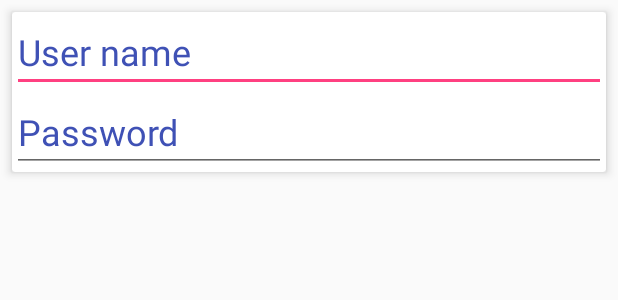
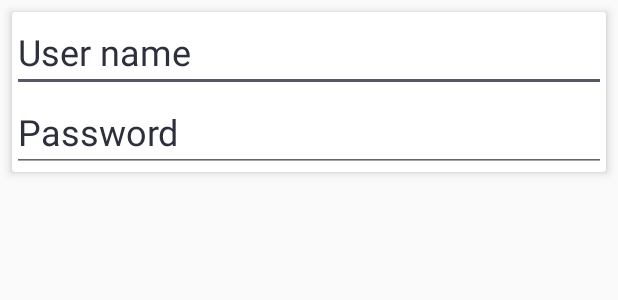
Before and after one commit to Woochul-Hyun/Firebase-EducationalGameApp, an Android app: the layout sign_up_layout.xml on its own in the app's theme, with its tools: preview values and no code run, on a phone screen of 412 x 824 dp. Shown: the top 300 px of the screen. Run offline under Robolectric (Android 15) with nearby library versions, the phone set to English and light mode, and no system bars; plain views replace MaterialEditText.

Commit message:
Change details of layout for sign up

```diff
--- a/app/src/main/res/values/colors.xml
+++ b/app/src/main/res/values/colors.xml
@@ -1,6 +1,6 @@
 <?xml version="1.0" encoding="utf-8"?>
 <resources>
-    <color name="colorPrimary">#3F51B5</color>
-    <color name="colorPrimaryDark">#303F9F</color>
-    <color name="colorAccent">#FF4081</color>
+    <color name="colorPrimary">#2d2f3c</color>
+    <color name="colorPrimaryDark">#030516</color>
+    <color name="colorAccent">#565866</color>
 </resources>
--- a/app/src/main/res/values/styles.xml
+++ b/app/src/main/res/values/styles.xml
@@ -1,7 +1,7 @@
 <resources>
 
     <!-- Base application theme. -->
-    <style name="AppTheme" parent="Theme.AppCompat.Light.DarkActionBar">
+    <style name="AppTheme" parent="Theme.AppCompat.Light.NoActionBar">
         <!-- Customize your theme here. -->
         <item name="colorPrimary">@color/colorPrimary</item>
         <item name="colorPrimaryDark">@color/colorPrimaryDark</item>
```
Also changed, not shown: app/src/main/res/layout/sign_up_layout.xml (line endings or trailing spaces).
